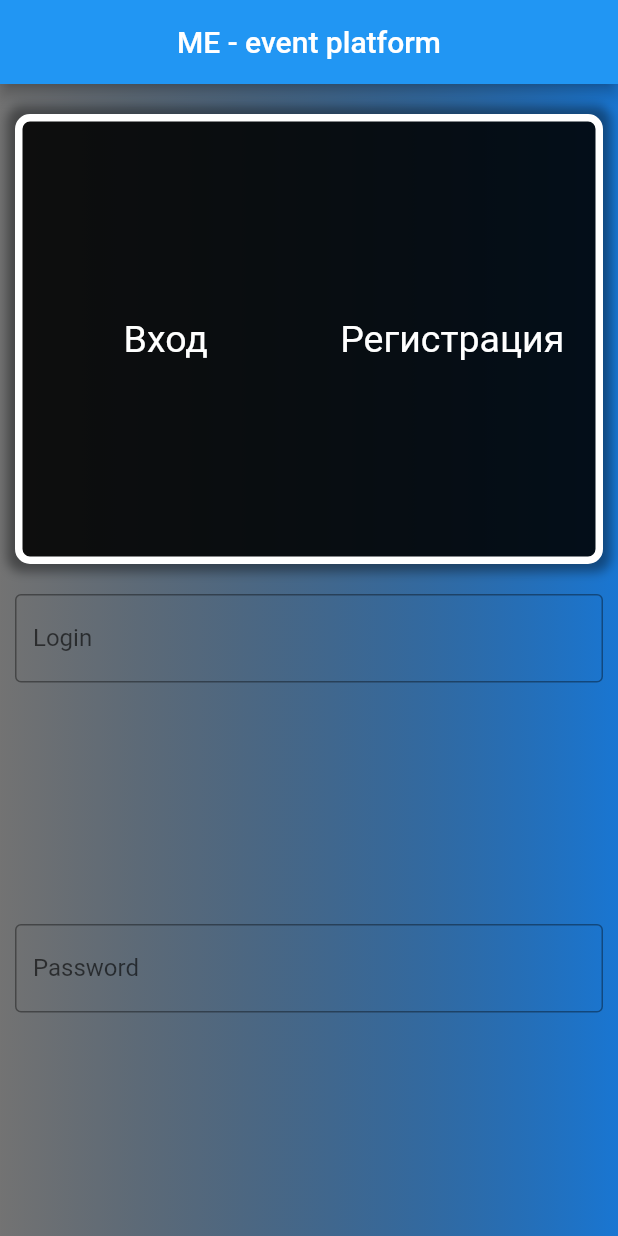
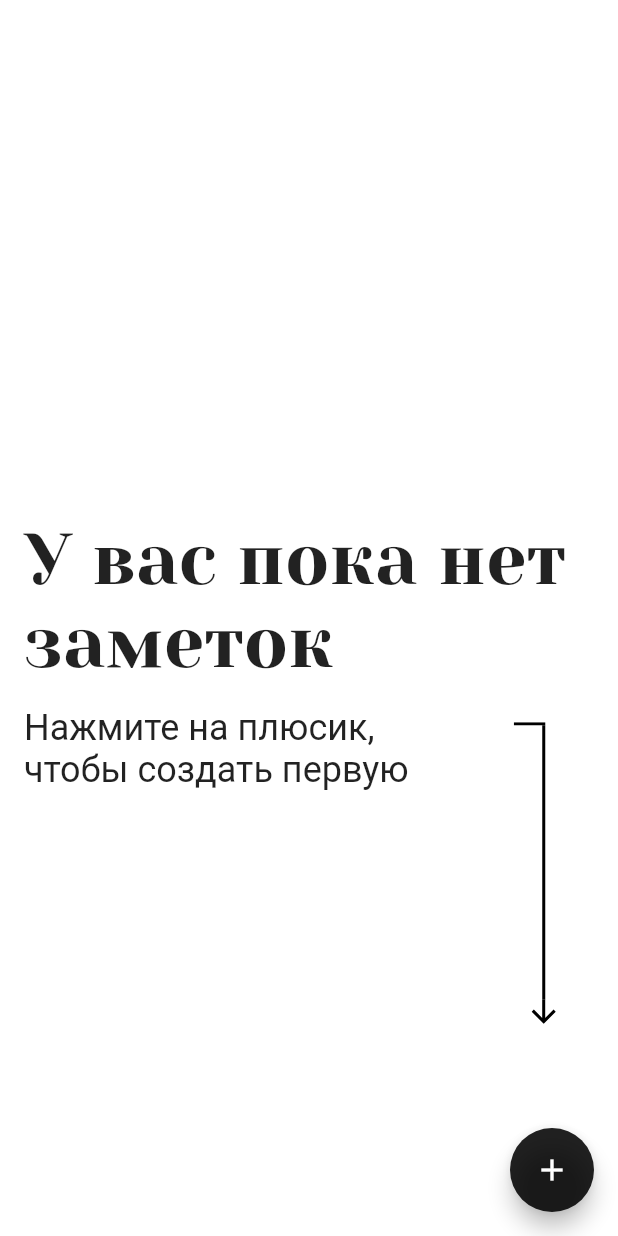
Before and after one commit to VladLadd/flutterTest, a Flutter app: the screen it shows after launch, on a phone screen of 412 x 824 dp. Run offline on Flutter 3.47's test engine with Material 2 defaults, Android fonts, the phone set to English and light mode, and no system bars; our stand-ins replace flutter_svg; project files that could hold a hidden picture were left out.

Commit message:
darkMode first screen (test)

```diff
--- a/lib/main.dart
+++ b/lib/main.dart
@@ -1,107 +1,14 @@
 import 'package:flutter/material.dart';
-import 'package:flutter_svg/flutter_svg.dart';
+import './screens/start.dart';
 
-void main() => runApp(DemoRunTime());
+void main() => runApp(MyApp());
 
-class DemoRunTime extends StatelessWidget {
+class MyApp extends StatelessWidget {
   @override
   Widget build(BuildContext context) {
-    var scaffold = Scaffold(
-      appBar: AppBar(
-        title: Text("ME - event platform"),
-        centerTitle: true,
-      ),
-      body: Container(
-        decoration: BoxDecoration(
-          gradient: LinearGradient(colors: [Colors.black54, Colors.blue[700]]),
-          // image: DecorationImage(
-          //     image: AssetImage("assets/img/group_img_face.png"))
-        ),
-        child: ListView(
-          physics: BouncingScrollPhysics(),
-          children: [
-            Column(
-              children: [
-                Container(
-                  height: 300,
-                  margin: EdgeInsets.fromLTRB(10, 20, 10, 20),
-                  padding: EdgeInsets.fromLTRB(0, 20, 0, 20),
-                  decoration: BoxDecoration(
-                      color: Colors.black38.withOpacity(0.8),
-                      borderRadius: BorderRadius.circular(10.0),
-                      border: Border.all(
-                        width: 5,
-                        color: Colors.white,
-                      ),
-                      boxShadow: [
-                        BoxShadow(
-                            color: Colors.black38,
-                            spreadRadius: 5,
-                            blurRadius: 5)
-                      ]),
-                  child: Row(
-                    children: [
-                      Expanded(
-                        child: Text(
-                          'Вход',
-                          style: TextStyle(fontSize: 25.0, color: Colors.white),
-                          textAlign: TextAlign.center,
-                        ),
-                      ),
-                      Expanded(
-                        child: Text(
-                          'Регистрация',
-                          style: TextStyle(fontSize: 25.0, color: Colors.white),
-                          textAlign: TextAlign.center,
-                        ),
-                      )
-                    ],
-                  ),
-                ),
-                // Container(
-                //   child: Center(child: SvgPicture.asset("assets/img/gear.svg")),
-                // ),
-                Container(
-                  height: 200,
-                  padding: EdgeInsets.fromLTRB(10, 0, 10, 0),
-                  margin: EdgeInsets.fromLTRB(0, 0, 0, 20),
-                  child: TextField(
-                    obscureText: false,
-                    decoration: InputDecoration(
-                      border: OutlineInputBorder(),
-                      labelText: 'Login',
-                    ),
-                  ),
-                ),
-                Container(
-                  padding: EdgeInsets.fromLTRB(10, 0, 10, 0),
-                  child: TextField(
-                    obscureText: true,
-                    decoration: InputDecoration(
-                      border: OutlineInputBorder(),
-                      labelText: 'Password',
-                    ),
-                  ),
-                )
-              ],
-            )
-          ],
-        ),
-      ),
-      // floatingActionButton: FloatingActionButton(
-      //   child: Icon(
-      //     Icons.plus_one,
-      //     color: Colors.white,
-      //   ),
-      //   backgroundColor: Colors.black,
-      //   onPressed: () {
-      //     var num = 1;
-      //     print("ADDED" + (num++).toString());
-      //   },
-      // ),
+    return MaterialApp(
+      home: AddNote(),
     );
-    return new MaterialApp(
-        theme: ThemeData(accentColor: Colors.yellow), home: scaffold);
   }
 }
 
--- /dev/null
+++ b/lib/screens/start.dart
@@ -0,0 +1,74 @@
+import 'package:flutter/material.dart';
+import 'package:flutter_svg/flutter_svg.dart';
+
+class AddNote extends StatelessWidget {
+  @override
+  Widget build(BuildContext context) {
+    final Brightness brightnessValue =
+        MediaQuery.of(context).platformBrightness;
+    bool isDark = brightnessValue == Brightness.dark;
+    var scaffold = Scaffold(
+      body: Container(
+        color: isDark ? Colors.black87 : Colors.white,
+        // color: Colors.black87,
+
+        padding: EdgeInsets.fromLTRB(0, 200, 0, 0),
+        child: Column(
+          crossAxisAlignment: CrossAxisAlignment.center,
+          mainAxisAlignment: MainAxisAlignment.center,
+          children: [
+            Container(
+              padding: EdgeInsets.all(16),
+              child: Text(
+                "У вас пока нет заметок",
+                style: TextStyle(
+                    fontWeight: FontWeight.normal,
+                    fontSize: 48.0,
+                    fontFamily: "YesevaOne",
+                    color: isDark ? Colors.white : Colors.black87),
+              ),
+            ),
+            Container(
+              padding: EdgeInsets.fromLTRB(16, 0, 0, 0),
+              child:
+                  Row(crossAxisAlignment: CrossAxisAlignment.start, children: [
+                Expanded(
+                  flex: 3,
+                  child: Text(
+                    "Нажмите на плюсик, чтобы создать первую",
+                    style: TextStyle(
+                        fontWeight: FontWeight.normal,
+                        fontSize: 24.0,
+                        color: isDark ? Colors.white70 : Colors.black87),
+                  ),
+                ),
+                Expanded(
+                    flex: 1,
+                    child: Container(
+                      padding: EdgeInsets.fromLTRB(0, 10, 0, 0),
+                      // color: Colors.black12,
+                      child: SizedBox(
+                          child: SvgPicture.asset(isDark
+                              ? "assets/img/corner-arrow-white.svg"
+                              : "assets/img/corner-arrow-black.svg")),
+                    )),
+              ]),
+            )
+          ],
+        ),
+      ),
+      floatingActionButton: FloatingActionButton(
+        child: Icon(
+          Icons.add,
+          color: isDark ? Colors.black87 : Colors.white,
+        ),
+        backgroundColor: isDark ? Colors.white : Colors.black87,
+        onPressed: () {
+          var num = 1;
+          print("ADDED" + (num++).toString());
+        },
+      ),
+    );
+    return scaffold;
+  }
+}
--- /dev/null
+++ b/lib/system/brightness_query.dart
@@ -0,0 +1,2 @@
+// final Brightness brightnessValue = MediaQuery.of(context).platformBrightness;
+// bool isDark = brightnessValue == Brightness.dark;
--- a/pubspec.yaml
+++ b/pubspec.yaml
@@ -63,6 +63,9 @@ flutter:
     - family: Montserrat
       fonts:
         - asset: assets/fonts/Montserrat-Medium.ttf
+    - family: YesevaOne
+      fonts:
+        - asset: assets/fonts/YesevaOne-Regular.ttf
   #
   # For details regarding fonts from package dependencies,
   # see https://flutter.dev/custom-fonts/#from-packages
```
Also changed, not shown: assets/fonts/YesevaOne-Regular.ttf (added), assets/img/corner-arrow-black.svg (added), assets/img/corner-arrow-white.svg (added).
